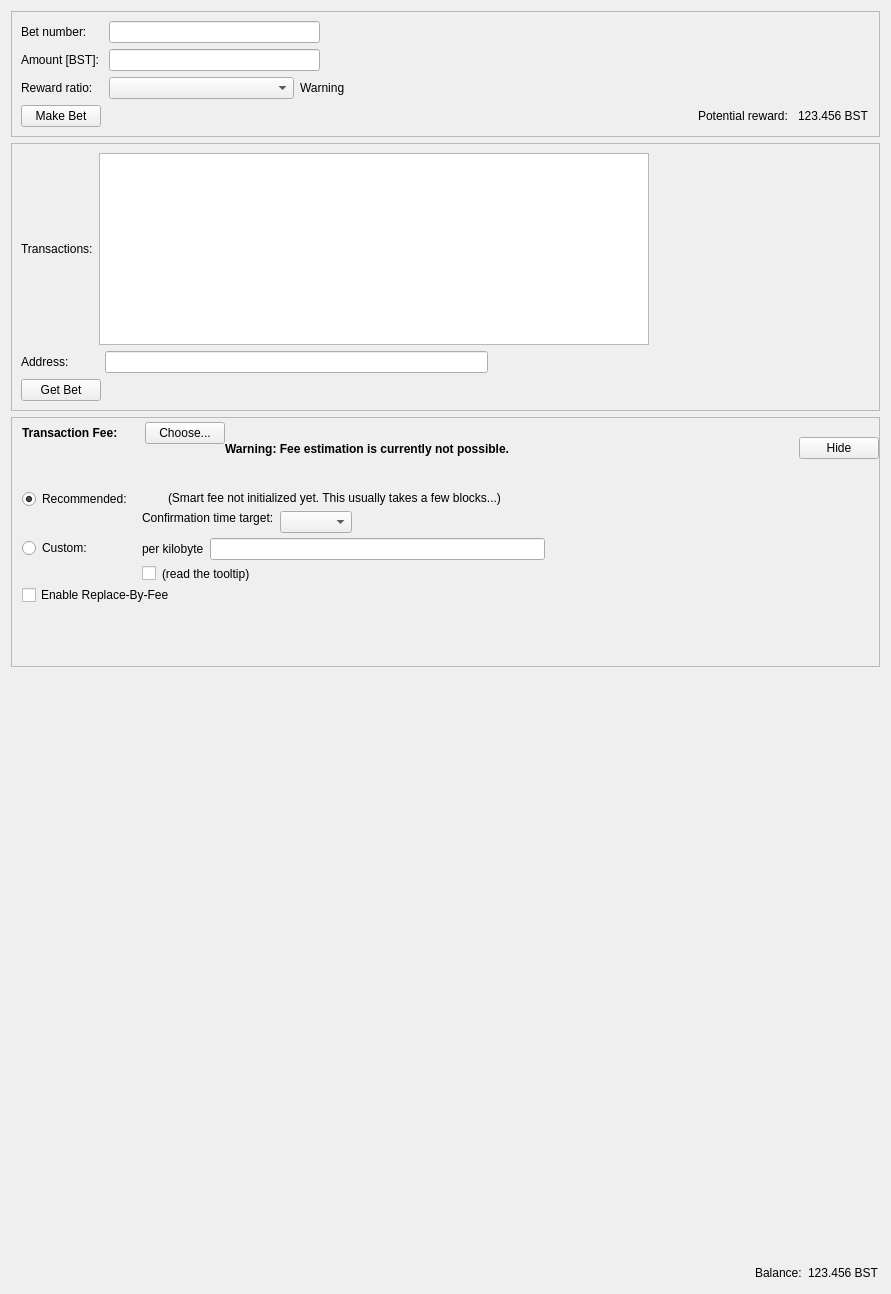
opodgorska/bst, file src/qt/forms/lotterypage.ui: the form before one commit.
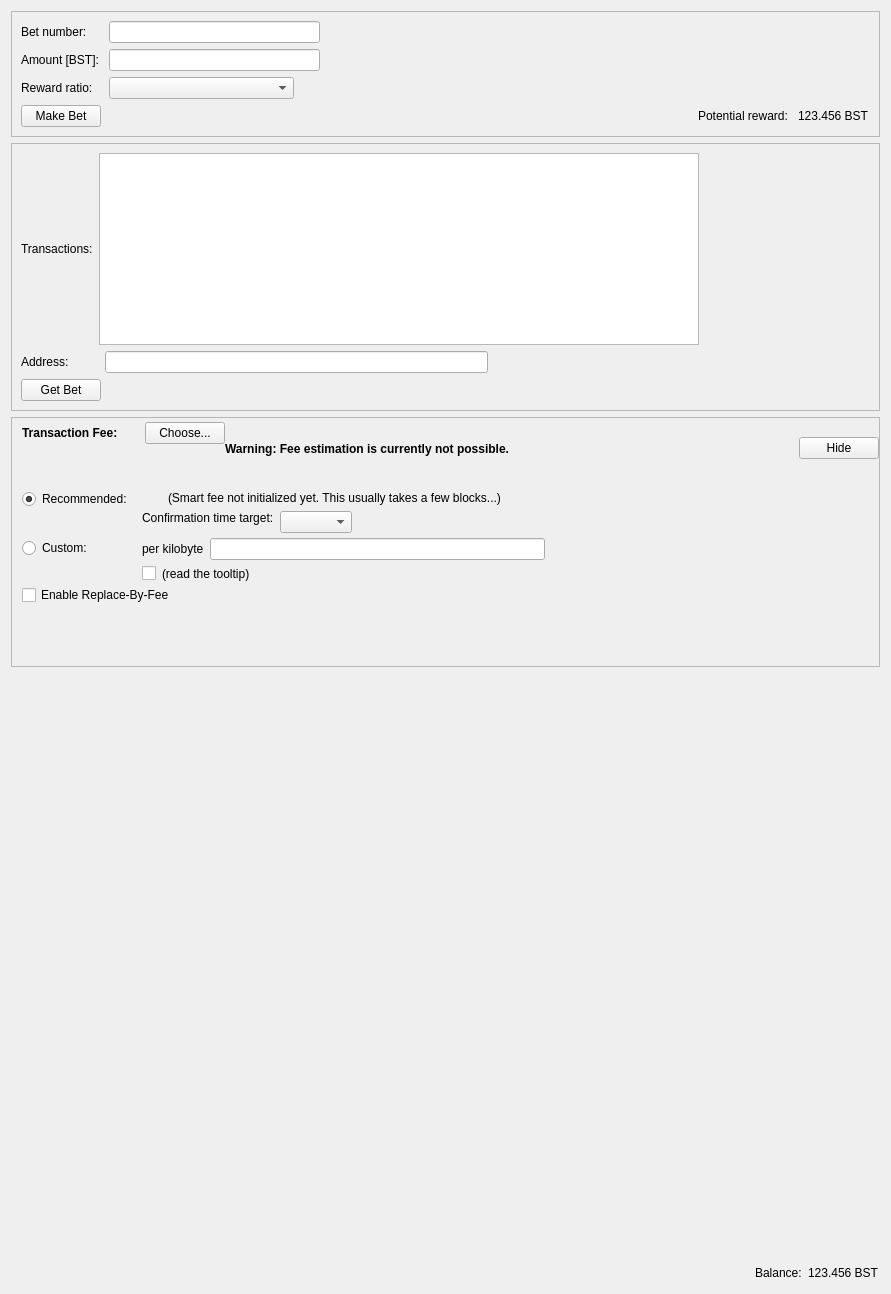
The form after the commit. Custom widgets are drawn as their Qt base class.

Commit message: GetBetTxs::txVerif() exception out-of-range handling, qt lottery reward ratio changed

```diff
--- a/src/qt/forms/lotterypage.ui
+++ b/src/qt/forms/lotterypage.ui
@@ -110,13 +110,6 @@
           </property>
          </widget>
         </item>
-        <item>
-         <widget class="QLabel" name="warningRewardRatio">
-          <property name="text">
-           <string>Warning</string>
-          </property>
-         </widget>
-        </item>
         <item>
          <spacer name="horizontalSpacer_12">
           <property name="orientation">
@@ -199,7 +192,7 @@
              <widget class="QListWidget" name="transactionListWidget">
               <property name="minimumSize">
                <size>
-                <width>550</width>
+                <width>600</width>
                 <height>100</height>
                </size>
               </property>
```
The commit also changes 4 other files.
